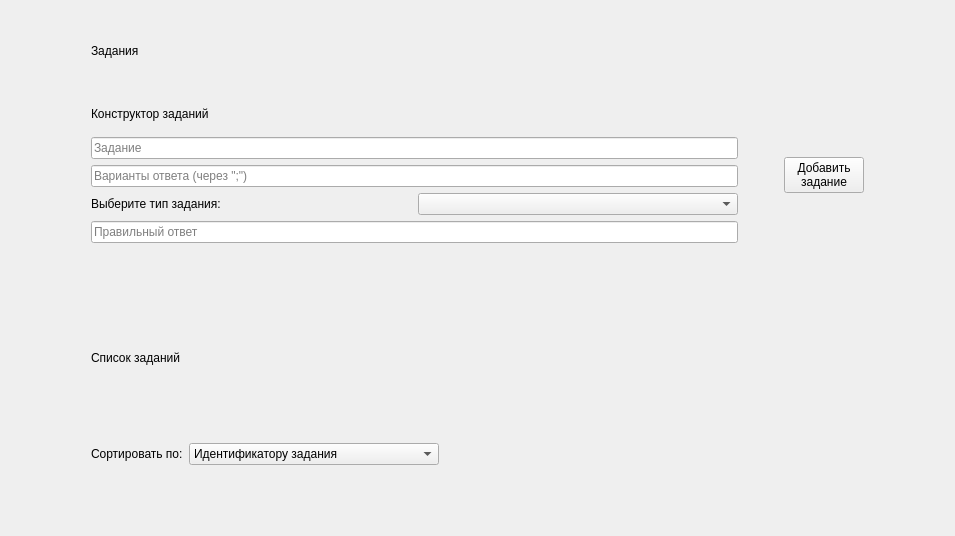
Before: the Qt Designer form client/gui/ui_teacher_task_page.ui in RozeQz/GraphEmbedding, drawn with Qt 5.
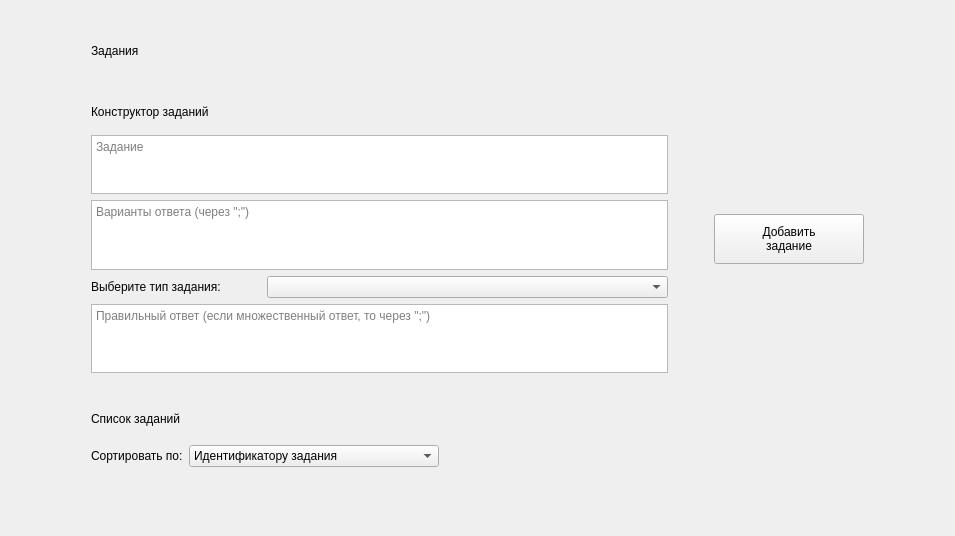
After: the same form once the commit is applied.

The edit to the form file:
```diff
--- a/client/gui/ui_teacher_task_page.ui
+++ b/client/gui/ui_teacher_task_page.ui
@@ -13,7 +13,7 @@
   <property name="windowTitle">
    <string>Form</string>
   </property>
-  <layout class="QVBoxLayout" name="verticalLayout">
+  <layout class="QVBoxLayout" name="verticalLayout" stretch="0,0,0,0,0,0,0,0,1,0">
    <item>
     <layout class="QHBoxLayout" name="horizontalLayout_2">
      <property name="topMargin">
@@ -123,14 +123,53 @@
         </spacer>
        </item>
        <item>
-        <widget class="QLineEdit" name="edt_task">
+        <widget class="QPlainTextEdit" name="pte_task">
+         <property name="sizePolicy">
+          <sizepolicy hsizetype="Expanding" vsizetype="Expanding">
+           <horstretch>0</horstretch>
+           <verstretch>0</verstretch>
+          </sizepolicy>
+         </property>
+         <property name="minimumSize">
+          <size>
+           <width>0</width>
+           <height>52</height>
+          </size>
+         </property>
+         <property name="maximumSize">
+          <size>
+           <width>16777215</width>
+           <height>60</height>
+          </size>
+         </property>
+         <property name="horizontalScrollBarPolicy">
+          <enum>Qt::ScrollBarAlwaysOff</enum>
+         </property>
          <property name="placeholderText">
           <string>Задание</string>
          </property>
         </widget>
        </item>
        <item>
-        <widget class="QLineEdit" name="edt_options">
+        <widget class="QPlainTextEdit" name="pte_options">
+         <property name="sizePolicy">
+          <sizepolicy hsizetype="Expanding" vsizetype="Expanding">
+           <horstretch>0</horstretch>
+           <verstretch>0</verstretch>
+          </sizepolicy>
+         </property>
+         <property name="minimumSize">
+          <size>
+           <width>0</width>
+           <height>52</height>
+          </size>
+         </property>
+         <property name="maximumSize">
+          <size>
+           <width>16777215</width>
+           <height>70</height>
+          </size>
+         </property>
          <property name="placeholderText">
           <string>Варианты ответа (через &quot;;&quot;)</string>
          </property>
@@ -140,11 +179,33 @@
         <layout class="QHBoxLayout" name="horizontalLayout_4">
          <item>
           <widget class="QLabel" name="lbl_type">
+           <property name="sizePolicy">
+            <sizepolicy hsizetype="Maximum" vsizetype="Preferred">
+             <horstretch>0</horstretch>
+             <verstretch>0</verstretch>
+            </sizepolicy>
+           </property>
            <property name="text">
             <string>Выберите тип задания:</string>
            </property>
           </widget>
          </item>
+         <item>
+          <spacer name="horizontalSpacer_12">
+           <property name="orientation">
+            <enum>Qt::Horizontal</enum>
+           </property>
+           <property name="sizeType">
+            <enum>QSizePolicy::Maximum</enum>
+           </property>
+           <property name="sizeHint" stdset="0">
+            <size>
+             <width>40</width>
+             <height>20</height>
+            </size>
+           </property>
+          </spacer>
+         </item>
          <item>
           <widget class="QComboBox" name="cbx_task_type">
            <property name="editable">
@@ -189,12 +250,43 @@
         </layout>
        </item>
        <item>
-        <widget class="QLineEdit" name="edt_answer">
+        <widget class="QPlainTextEdit" name="pte_answer">
+         <property name="sizePolicy">
+          <sizepolicy hsizetype="Expanding" vsizetype="Expanding">
+           <horstretch>0</horstretch>
+           <verstretch>0</verstretch>
+          </sizepolicy>
+         </property>
+         <property name="minimumSize">
+          <size>
+           <width>0</width>
+           <height>52</height>
+          </size>
+         </property>
+         <property name="maximumSize">
+          <size>
+           <width>16777215</width>
+           <height>70</height>
+          </size>
+         </property>
          <property name="placeholderText">
-          <string>Правильный ответ</string>
+          <string>Правильный ответ (если множественный ответ, то через &quot;;&quot;)</string>
          </property>
         </widget>
        </item>
+       <item>
+        <spacer name="verticalSpacer_6">
+         <property name="orientation">
+          <enum>Qt::Vertical</enum>
+         </property>
+         <property name="sizeHint" stdset="0">
+          <size>
+           <width>20</width>
+           <height>0</height>
+          </size>
+         </property>
+        </spacer>
+       </item>
       </layout>
      </item>
      <item>
@@ -221,6 +313,12 @@
          <verstretch>0</verstretch>
         </sizepolicy>
        </property>
+       <property name="minimumSize">
+        <size>
+         <width>150</width>
+         <height>50</height>
+        </size>
+       </property>
        <property name="maximumSize">
         <size>
          <width>150</width>
@@ -260,12 +358,12 @@
       <enum>Qt::Vertical</enum>
      </property>
      <property name="sizeType">
-      <enum>QSizePolicy::Maximum</enum>
+      <enum>QSizePolicy::Fixed</enum>
      </property>
      <property name="sizeHint" stdset="0">
       <size>
        <width>20</width>
-       <height>40</height>
+       <height>30</height>
       </size>
      </property>
     </spacer>
@@ -407,12 +505,12 @@
       <enum>Qt::Vertical</enum>
      </property>
      <property name="sizeType">
-      <enum>QSizePolicy::Maximum</enum>
+      <enum>QSizePolicy::Fixed</enum>
      </property>
      <property name="sizeHint" stdset="0">
       <size>
        <width>20</width>
-       <height>40</height>
+       <height>10</height>
       </size>
      </property>
     </spacer>
@@ -456,6 +554,22 @@
      </item>
     </layout>
    </item>
+   <item>
+    <spacer name="verticalSpacer_7">
+     <property name="orientation">
+      <enum>Qt::Vertical</enum>
+     </property>
+     <property name="sizeType">
+      <enum>QSizePolicy::Maximum</enum>
+     </property>
+     <property name="sizeHint" stdset="0">
+      <size>
+       <width>20</width>
+       <height>30</height>
+      </size>
+     </property>
+    </spacer>
+   </item>
   </layout>
  </widget>
  <resources/>
```
